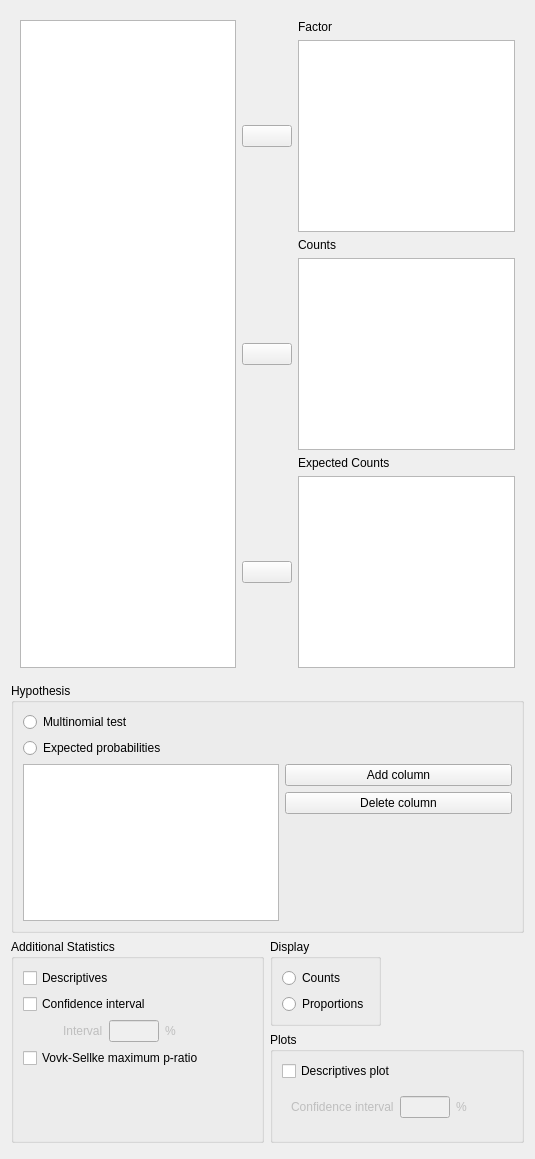
akashrajkn/jasp-desktop, file JASP-Desktop/analysisforms/Common/multinomialtestform.ui: the form before one commit.
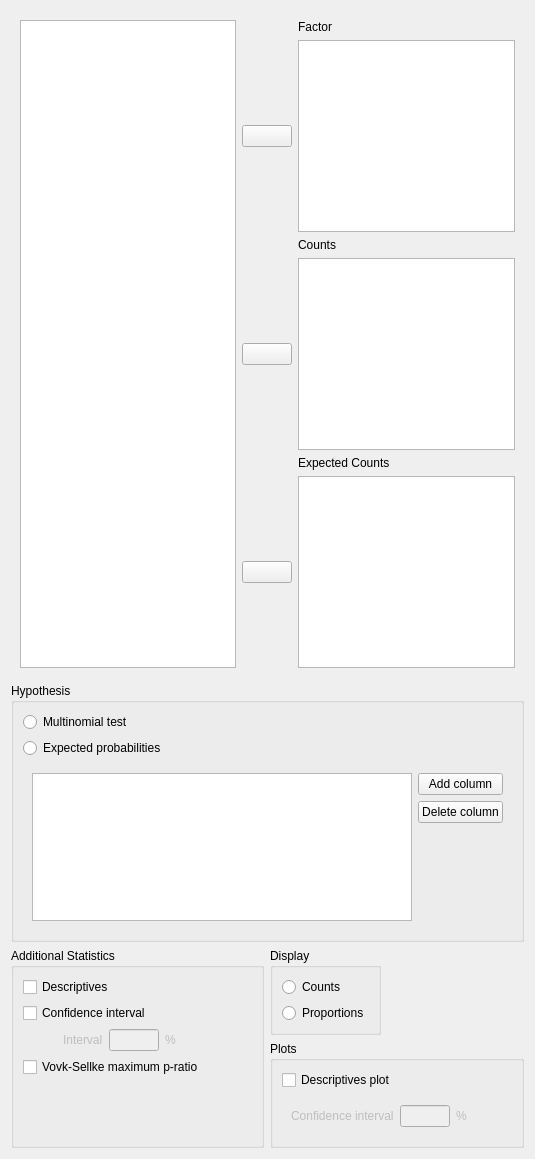
The form after the commit. Custom widgets are drawn as their Qt base class.

Commit message: Changes to multinomial widget

```diff
--- a/JASP-Desktop/analysisforms/Common/multinomialtestform.ui
+++ b/JASP-Desktop/analysisforms/Common/multinomialtestform.ui
@@ -555,10 +555,13 @@
         </property>
        </spacer>
       </item>
-      <item row="4" column="0">
+      <item row="4" column="0" colspan="2">
+       <widget class="QWidget" name="widget_expectedProbsTable" native="true">
+        <layout class="QGridLayout" name="layout_expectedProbsTable">
+         <item row="0" column="0">
        <widget class="BoundTableWidget" name="tableWidget"/>
       </item>
-      <item row="4" column="1">
+         <item row="0" column="1">
        <layout class="QVBoxLayout" name="verticalLayout_2">
         <item>
          <widget class="QPushButton" name="addColumn">
@@ -594,6 +597,9 @@
    </item>
   </layout>
  </widget>
+   </item>
+  </layout>
+ </widget>
  <customwidgets>
   <customwidget>
    <class>AssignButton</class>
```
Left out of the diff: 16 changed lines with no effect on the pictures. Lines whose indentation alone changed are shown as unchanged. The commit also changes 2 other files.
